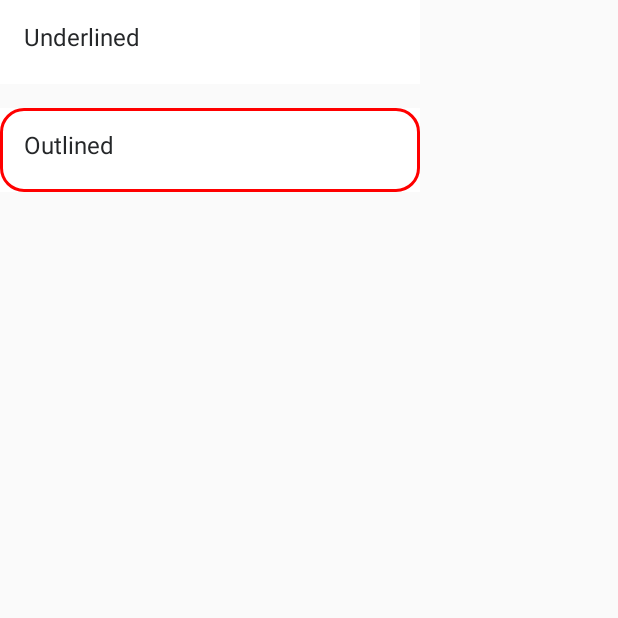
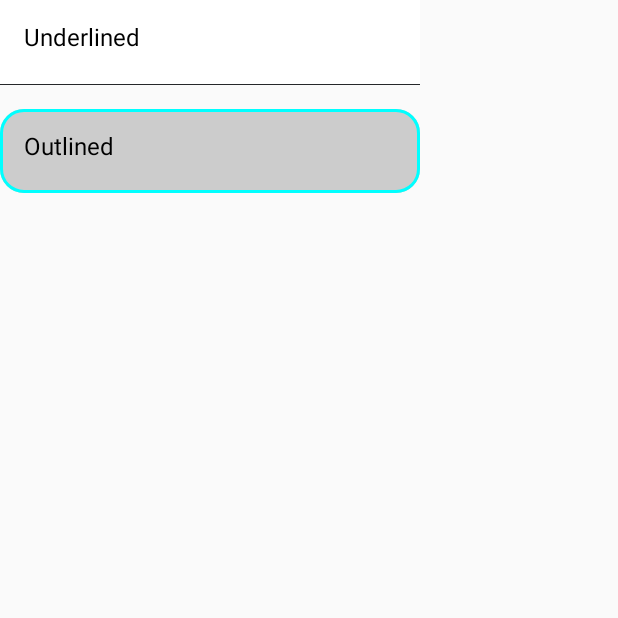
Before and after one commit to dfyz8-g/core.android, an Android app built with Jetpack Compose: the screen it shows after launch (MainActivity), on a phone screen of 412 x 824 dp, the top half of it. Run offline under Robolectric (Android 15) with nearby library versions, the phone set to English and light mode, and no system bars.

Commit message:
Finish required fields customization

```diff
--- a/app/src/main/java/com/funnow/core/app/MainActivity.kt
+++ b/app/src/main/java/com/funnow/core/app/MainActivity.kt
@@ -3,18 +3,15 @@ package com.funnow.core.app
 import android.os.Bundle
 import androidx.activity.ComponentActivity
 import androidx.activity.compose.setContent
-import androidx.compose.foundation.BorderStroke
 import androidx.compose.foundation.layout.Column
 import androidx.compose.foundation.layout.Spacer
 import androidx.compose.foundation.layout.height
-import androidx.compose.material.TextFieldDefaults
 import androidx.compose.ui.Modifier
 import androidx.compose.ui.graphics.Color
 import androidx.compose.ui.unit.dp
 import com.funnow.core.app.ui.theme.FunNowTheme
 import com.funnow.core.ui.text.Container
 import com.funnow.core.ui.text.InputField
-import com.funnow.core.ui.text.InputFieldDefault
 
 class MainActivity : ComponentActivity() {
     override fun onCreate(savedInstanceState: Bundle?) {
@@ -37,8 +34,9 @@ class MainActivity : ComponentActivity() {
                             corner = 16.dp,
                             strokeWidth = 2.dp,
                         ),
-                        defaultColor = Color.Red,
-                        activatedColor = Color.Cyan,
+                        defaultColor = Color.Cyan,
+                        activatedColor = Color.Blue,
+                        backgroundColor = Color.LightGray
                     )
                 }
             }
--- a/app/src/main/java/com/funnow/core/app/ui/theme/Theme.kt
+++ b/app/src/main/java/com/funnow/core/app/ui/theme/Theme.kt
@@ -5,6 +5,7 @@ import androidx.compose.material.MaterialTheme
 import androidx.compose.material.darkColors
 import androidx.compose.material.lightColors
 import androidx.compose.runtime.Composable
+import androidx.compose.ui.graphics.Color
 
 private val DarkColorPalette = darkColors(
     primary = Purple200,
@@ -13,18 +14,15 @@ private val DarkColorPalette = darkColors(
 )
 
 private val LightColorPalette = lightColors(
-    primary = Purple500,
-    primaryVariant = Purple700,
-    secondary = Teal200
-
-    /* Other default colors to override
+    primary = Color(0xFFFF5537),
+    primaryVariant = Color(0xFFFF5537),
+    secondary = Color(0xFF5A69EB),
     background = Color.White,
     surface = Color.White,
     onPrimary = Color.White,
-    onSecondary = Color.Black,
-    onBackground = Color.Black,
-    onSurface = Color.Black,
-    */
+    onSecondary = Color(0xFF252729),
+    onBackground = Color(0xFF252729),
+    onSurface = Color(0xFF252729),
 )
 
 @Composable
--- a/components/src/main/java/com/funnow/core/ui/text/InputField.kt
+++ b/components/src/main/java/com/funnow/core/ui/text/InputField.kt
@@ -2,10 +2,12 @@ package com.funnow.core.ui.text
 
 import androidx.compose.foundation.background
 import androidx.compose.foundation.border
-import androidx.compose.foundation.interaction.MutableInteractionSource
-import androidx.compose.foundation.layout.Box
+import androidx.compose.foundation.layout.*
 import androidx.compose.foundation.shape.RoundedCornerShape
-import androidx.compose.material.*
+import androidx.compose.material.LocalContentColor
+import androidx.compose.material.MaterialTheme
+import androidx.compose.material.TextField
+import androidx.compose.material.TextFieldDefaults
 import androidx.compose.runtime.Composable
 import androidx.compose.runtime.mutableStateOf
 import androidx.compose.runtime.remember
@@ -14,25 +16,10 @@ import androidx.compose.ui.focus.FocusRequester
 import androidx.compose.ui.focus.focusRequester
 import androidx.compose.ui.focus.onFocusChanged
 import androidx.compose.ui.graphics.Color
+import androidx.compose.ui.graphics.RectangleShape
 import androidx.compose.ui.text.input.TextFieldValue
 import androidx.compose.ui.unit.Dp
-import com.funnow.core.ui.theme.Colors
-
-/**
- * Container:
- *  - Outlined:
- *      Corner
- *      Stroke Width
- *      Color: Default, Activated, Error
- *  - Underlined:
- *      Stroke Width
- *      Color: Default, Fill, Activated, Error
- *
- * Text/Placeholder:
- *  - Size
- *  - Weight
- *  - Color
- */
+import androidx.compose.ui.unit.dp
 
 sealed interface Container {
     var strokeWidth: Dp
@@ -53,27 +40,32 @@ fun InputField(
     onValueChanged: (String) -> Unit,
     modifier: Modifier = Modifier,
     container: Container,
-    textColor: Color = Colors.defaultText,
+    textColor: Color = LocalContentColor.current,
     backgroundColor: Color = MaterialTheme.colors.background,
     defaultColor: Color = MaterialTheme.colors.onBackground,
     activatedColor: Color = MaterialTheme.colors.primary,
 ) {
-    val containerColor = remember { mutableStateOf(defaultColor) }
+    val text = remember { mutableStateOf(TextFieldValue(value)) }
+    val corner =
+        if (container is Container.Outlined) RoundedCornerShape(container.corner) else RectangleShape
+    val hasFocus = remember { mutableStateOf(false) }
+
     val focusRequester = FocusRequester()
 
-    val text = remember { mutableStateOf(TextFieldValue(value)) }
     Box(
         modifier = (if (container is Container.Outlined) Modifier.border(
             container.strokeWidth,
-            color = containerColor.value,
-            shape = RoundedCornerShape(container.corner)
+            color = if (hasFocus.value) activatedColor else defaultColor,
+            shape = corner
         ) else Modifier)
             .focusRequester(focusRequester)
             .onFocusChanged {
-                containerColor.value = if (it.hasFocus) { activatedColor } else defaultColor
+                hasFocus.value = it.hasFocus
             }
-            .background(color = backgroundColor)
+            .background(color = backgroundColor, shape = corner)
     ) {
+        // Modifier.width(IntrinsicSize.Min) makes Spacer fillMaxWidth() to fill the width of TextField.
+        Column(Modifier.width(IntrinsicSize.Min)) {
             TextField(
                 value = text.value,
                 onValueChange = {
@@ -83,12 +75,19 @@ fun InputField(
                 colors = TextFieldDefaults.textFieldColors(
                     backgroundColor = Color.Transparent,
                     textColor = textColor,
-                cursorColor = defaultColor,
+                    cursorColor = activatedColor,
 //                errorCursorColor = errorColor ?: MaterialTheme.colors.error,
                     unfocusedIndicatorColor = Color.Transparent,
                     focusedIndicatorColor = Color.Transparent,
                     errorIndicatorColor = Color.Transparent
                 ),
             )
+            if (container is Container.Underlined) Spacer(
+                modifier = Modifier
+                    .fillMaxWidth()
+                    .height(if (hasFocus.value) 1.dp else 0.5.dp)
+                    .background(color = if (hasFocus.value) activatedColor else defaultColor)
+            )
         }
     }
+}
--- a/components/src/main/java/com/funnow/core/ui/theme/Color.kt
+++ /dev/null
@@ -1,37 +0,0 @@
-package com.funnow.core.ui.theme
-
-import androidx.compose.ui.graphics.Color
-
-internal object ColorsPalette {
-    val orange70 = Color(0xFFD21F00)
-    val orange60 = Color(0xFFFF2A05)
-    val orange50 = Color(0xFFFF5537)
-    val orange40 = Color(0xFFFF816B)
-    val orange30 = Color(0xFFFFAD9E)
-    val orange20 = Color(0xFFffd8d1)
-    val orange10 = Color(0xFFFFEEEB)
-
-    val black50 = Color(0xFF252729)
-    val black30 = Color(0xFF555A5F)
-
-    val gray80 = Color(0xFF747476)
-    val gray60 = Color(0xFFa7a7a9)
-    val gray50 = Color(0xFFc1c1c2)
-    val gray40 = Color(0xFFdbdbdb)
-    val gray30 = Color(0xFFEDEDED)
-    val gray20 = Color(0xFFF4F4F5)
-    val gray10 = Color(0xFFFFEEEB)
-
-    val purple50 = Color(0xFF5A69EB)
-
-    // TODO: Migrate the colors from XML
-}
-
-internal object Colors {
-    val primary = ColorsPalette.orange50
-    val primaryVariant = ColorsPalette.orange70
-
-    val secondary = ColorsPalette.purple50
-    val defaultText = ColorsPalette.black50
-    val background = Color.White
-}
--- a/components/src/main/java/com/funnow/core/ui/theme/Type.kt
+++ /dev/null
@@ -1,28 +0,0 @@
-package com.funnow.core.ui.theme
-
-import androidx.compose.material.Typography
-import androidx.compose.ui.text.TextStyle
-import androidx.compose.ui.text.font.FontFamily
-import androidx.compose.ui.text.font.FontWeight
-import androidx.compose.ui.unit.sp
-
-// Set of Material typography styles to start with
-val Typography = Typography(
-    body1 = TextStyle(
-        fontFamily = FontFamily.Default,
-        fontWeight = FontWeight.Normal,
-        fontSize = 16.sp
-    )
-    /* Other default text styles to override
-    button = TextStyle(
-        fontFamily = FontFamily.Default,
-        fontWeight = FontWeight.W500,
-        fontSize = 14.sp
-    ),
-    caption = TextStyle(
-        fontFamily = FontFamily.Default,
-        fontWeight = FontWeight.Normal,
-        fontSize = 12.sp
-    )
-    */
-)
```
Also changed, not shown: components/src/main/java/com/funnow/core/ui/text/InputFieldDefault.kt (deleted, +0 -27 lines), components/src/main/java/com/funnow/core/ui/theme/Dimensions.kt (deleted, +0 -19 lines), components/src/main/java/com/funnow/core/ui/theme/Shape.kt (deleted, +0 -11 lines), components/src/main/java/com/funnow/core/ui/theme/Theme.kt (deleted, +0 -46 lines). Lines whose indentation alone changed are shown as unchanged.
